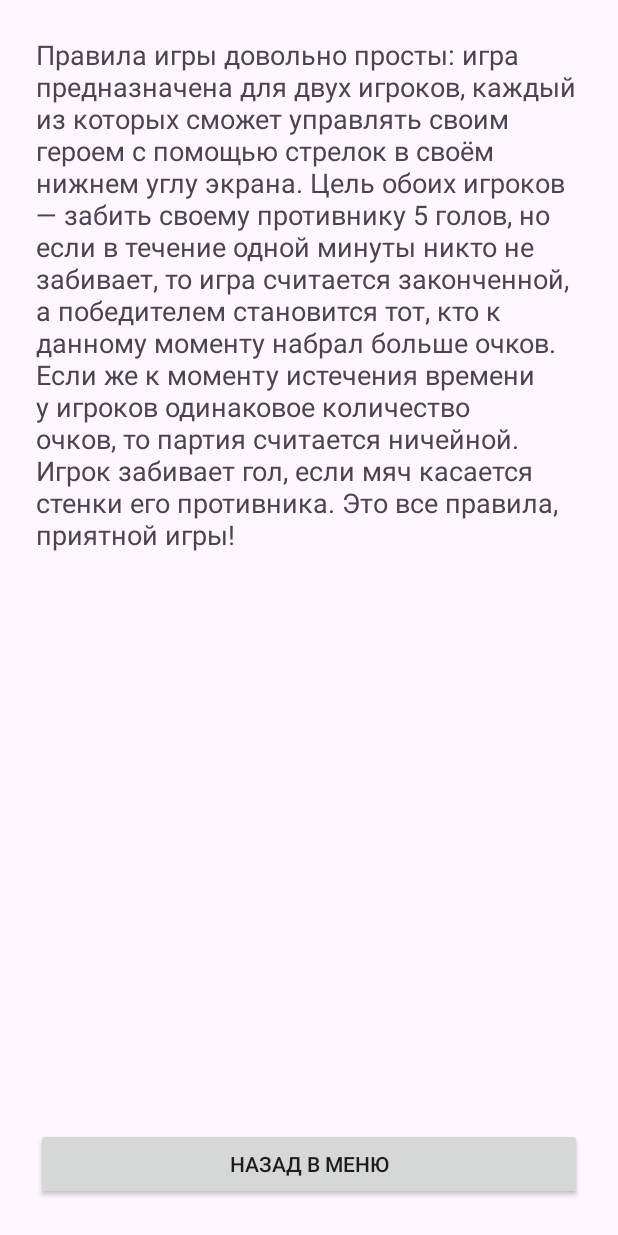
After one commit to Dima252736/pioneerball, an Android app: the RulesActivity screen opened directly, with no data from a screen before it, on a phone screen of 412 x 824 dp. The commit adds this screen. Run offline under Robolectric (Android 15) with nearby library versions, the phone set to English and light mode, and no system bars.

Commit message:
добавление активностей

```diff
--- a/app/src/main/java/com/example/pioneerball/Ball.java
+++ b/app/src/main/java/com/example/pioneerball/Ball.java
@@ -41,7 +41,7 @@ public class Ball {
 
     public void draw(Canvas canvas, Paint paint) {
         paint.setColor(Color.GREEN);
-        canvas.drawCircle(x, y, radius, paint);
+        //canvas.drawCircle(x, y, radius, paint);
         canvas.drawBitmap(image, x - image.getWidth()/2, y - image.getHeight()/2, paint);
     }
 }
--- a/app/src/main/java/com/example/pioneerball/GameView.java
+++ b/app/src/main/java/com/example/pioneerball/GameView.java
@@ -64,7 +64,7 @@ public class GameView extends SurfaceView implements SurfaceHolder.Callback {
 
 
     private void resetGame() {
-        Bitmap image = BitmapFactory.decodeResource(getResources(), R.drawable.ball1);
+        Bitmap image = BitmapFactory.decodeResource(getResources(), R.drawable.ball11);
         Bitmap image1 = BitmapFactory.decodeResource(getResources(), R.drawable.player111);
         Bitmap image2 = BitmapFactory.decodeResource(getResources(), R.drawable.player222);
         player1 = new Player(500, 600, Color.BLUE, image1);
--- a/app/src/main/java/com/example/pioneerball/Player.java
+++ b/app/src/main/java/com/example/pioneerball/Player.java
@@ -32,7 +32,7 @@ public class Player {
 
     public void draw(Canvas canvas, Paint paint) {
         paint.setColor(color);
-        canvas.drawCircle(x, y, radius, paint);
+//        canvas.drawCircle(x, y, radius, paint);
         canvas.drawBitmap(image, x - image.getWidth()/2, y - image.getHeight()/2, paint);
     }
 }
--- /dev/null
+++ b/app/src/main/java/com/example/pioneerball/RulesActivity.java
@@ -0,0 +1,22 @@
+package com.example.pioneerball;
+
+import android.app.Activity;
+import android.content.Intent;
+import android.os.Bundle;
+import android.view.View;
+import android.widget.Button;
+
+public class RulesActivity extends Activity {
+    @Override
+    protected void onCreate(Bundle savedInstanceState) {
+        super.onCreate(savedInstanceState);
+        setContentView(R.layout.activity_rules);
+
+        Button backBtn = findViewById(R.id.btn_back_rules);
+        backBtn.setOnClickListener(v -> {
+            Intent intent = new Intent(RulesActivity.this, MainMenuActivity.class);
+            startActivity(intent);
+            finish();
+        });
+    }
+}
--- /dev/null
+++ b/app/src/main/res/layout/activity_rules.xml
@@ -0,0 +1,24 @@
+<LinearLayout xmlns:android="http://schemas.android.com/apk/res/android"
+    android:orientation="vertical"
+    android:padding="24dp"
+    android:layout_width="match_parent"
+    android:layout_height="match_parent">
+
+    <ScrollView
+        android:layout_width="match_parent"
+        android:layout_height="0dp"
+        android:layout_weight="1">
+        <TextView
+            android:id="@+id/text_rules"
+            android:layout_width="match_parent"
+            android:layout_height="wrap_content"
+            android:text="Правила игры довольно просты: игра предназначена для двух игроков, каждый из которых сможет управлять своим героем с помощью стрелок в своём нижнем углу экрана. Цель обоих игроков — забить своему противнику 5 голов, но если в течение одной минуты никто не забивает, то игра считается законченной, а победителем становится тот, кто к данному моменту набрал больше очков. Если же к моменту истечения времени у игроков одинаковое количество очков, то партия считается ничейной. Игрок забивает гол, если мяч касается стенки его противника. Это все правила, приятной игры!"
+            android:textSize="18sp" />
+    </ScrollView>
+
+    <Button
+        android:id="@+id/btn_back_rules"
+        android:layout_width="match_parent"
+        android:layout_height="wrap_content"
+        android:text="Назад в меню" />
+</LinearLayout>
```
Also changed, not shown: app/src/main/AndroidManifest.xml (+6 -3 lines), app/src/main/res/layout/activity_about.xml (added, +24 -0 lines), app/src/main/res/drawable/ball11.png (added).
